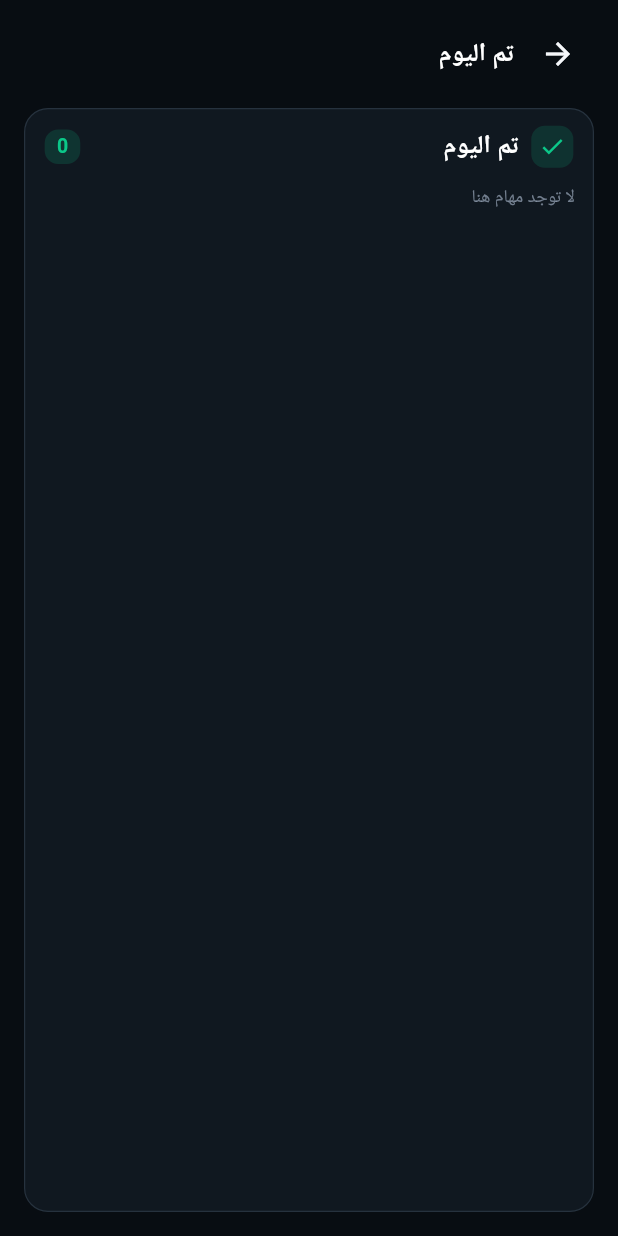
After one commit to ashrfras/najeez, a Flutter app: the screen it shows after launch, after a tap on "تم اليوم", on a phone screen of 412 x 824 dp. The commit adds this screen. Run offline on Flutter 3.47's test engine with Material 3 defaults, Android fonts, the phone set to English and light mode, and no system bars; our stand-ins replace sqflite, sqflite_common_ffi_web; accounts and stored records are empty; Roboto replaces fonts that are missing (Plex Arabic).

Commit message:
imit task previews on the dashboard and add full list screens

```diff
--- /dev/null
+++ b/lib/features/tasks/presentation/task_list_screen.dart
@@ -0,0 +1,184 @@
+import 'package:flutter/material.dart';
+import '../../../core/design.dart';
+import '../domain/task.dart';
+import '../domain/task_controller.dart';
+import '../domain/task_dates.dart';
+import 'task_widgets.dart';
+
+enum TaskListKind { today, tomorrow, later, completedToday }
+
+extension TaskListKindDetails on TaskListKind {
+  String get title => switch (this) {
+    TaskListKind.today => 'اليوم',
+    TaskListKind.tomorrow => 'غداً',
+    TaskListKind.later => 'لاحقاً',
+    TaskListKind.completedToday => 'تم اليوم',
+  };
+
+  Color get accent => switch (this) {
+    TaskListKind.today || TaskListKind.tomorrow => AppColors.blue,
+    TaskListKind.later => AppColors.orange,
+    TaskListKind.completedToday => AppColors.green,
+  };
+
+  IconData get icon => switch (this) {
+    TaskListKind.today => Icons.adjust,
+    TaskListKind.tomorrow => Icons.calendar_month_outlined,
+    TaskListKind.later => Icons.all_inclusive,
+    TaskListKind.completedToday => Icons.check,
+  };
+
+  List<Task> select(TaskController controller) {
+    final now = controller.now;
+    if (this == TaskListKind.completedToday) {
+      return controller.tasks
+          .where(
+            (task) =>
+                task.completedAt != null && sameDay(task.completedAt!, now),
+          )
+          .toList()
+        ..sort((a, b) => b.completedAt!.compareTo(a.completedAt!));
+    }
+    final bucket = switch (this) {
+      TaskListKind.today => TaskBucket.today,
+      TaskListKind.tomorrow => TaskBucket.tomorrow,
+      TaskListKind.later => TaskBucket.later,
+      TaskListKind.completedToday => throw StateError('Handled above'),
+    };
+    return controller.tasks
+        .where(
+          (task) => !task.isCompleted && visibleBucket(task, now) == bucket,
+        )
+        .toList();
+  }
+}
+
+class TaskListScreen extends StatelessWidget {
+  const TaskListScreen({
+    super.key,
+    required this.controller,
+    required this.kind,
+    required this.onToggle,
+    required this.onActions,
+  });
+
+  final TaskController controller;
+  final TaskListKind kind;
+  final void Function(Task) onToggle;
+  final void Function(Task) onActions;
+
+  @override
+  Widget build(BuildContext context) => Scaffold(
+    body: SafeArea(
+      child: Center(
+        child: ConstrainedBox(
+          constraints: const BoxConstraints(maxWidth: 540),
+          child: Padding(
+            padding: const EdgeInsets.fromLTRB(16, 12, 16, 16),
+            child: Column(
+              children: [
+                Row(
+                  children: [
+                    IconButton(
+                      onPressed: () => Navigator.of(context).pop(),
+                      icon: const Icon(Icons.arrow_back),
+                      color: AppColors.text,
+                    ),
+                    const SizedBox(width: 5),
+                    Text(kind.title, style: AppType.section),
+                  ],
+                ),
+                const SizedBox(height: 12),
+                Expanded(
+                  child: AnimatedBuilder(
+                    animation: controller,
+                    builder: (context, _) {
+                      final tasks = kind.select(controller);
+                      return Container(
+                        decoration: panel(),
+                        clipBehavior: Clip.antiAlias,
+                        child: Column(
+                          children: [
+                            Padding(
+                              padding: const EdgeInsets.fromLTRB(13, 11, 13, 9),
+                              child: Row(
+                                children: [
+                                  Container(
+                                    width: 28,
+                                    height: 28,
+                                    decoration: BoxDecoration(
+                                      color: kind.accent.withValues(alpha: .15),
+                                      borderRadius: BorderRadius.circular(9),
+                                    ),
+                                    child: Icon(
+                                      kind.icon,
+                                      size: 18,
+                                      color: kind.accent,
+                                    ),
+                                  ),
+                                  const SizedBox(width: 8),
+                                  Expanded(
+                                    child: Text(
+                                      kind.title,
+                                      style: AppType.section,
+                                    ),
+                                  ),
+                                  CountBadge(
+                                    count: tasks.length,
+                                    color: kind.accent,
+                                  ),
+                                ],
+                              ),
+                            ),
+                            if (tasks.isEmpty)
+                              Padding(
+                                padding: const EdgeInsets.fromLTRB(
+                                  12,
+                                  2,
+                                  12,
+                                  17,
+                                ),
+                                child: Align(
+                                  alignment: Alignment.centerRight,
+                                  child: Text(
+                                    'لا توجد مهام هنا',
+                                    style: AppType.caption.copyWith(
+                                      color: AppColors.muted.withValues(
+                                        alpha: .7,
+                                      ),
+                                    ),
+                                  ),
+                                ),
+                              )
+                            else
+                              Expanded(
+                                child: ListView.separated(
+                                  itemCount: tasks.length,
+                                  itemBuilder: (context, index) => TaskRow(
+                                    task: tasks[index],
+                                    onToggle: () => onToggle(tasks[index]),
+                                    onActions: () => onActions(tasks[index]),
+                                  ),
+                                  separatorBuilder: (context, index) =>
+                                      const Divider(
+                                        height: 1,
+                                        indent: 13,
+                                        endIndent: 13,
+                                        color: AppColors.border,
+                                      ),
+                                ),
+                              ),
+                          ],
+                        ),
+                      );
+                    },
+                  ),
+                ),
+              ],
+            ),
+          ),
+        ),
+      ),
+    ),
+  );
+}
--- a/lib/features/tasks/presentation/task_widgets.dart
+++ b/lib/features/tasks/presentation/task_widgets.dart
@@ -121,6 +121,8 @@ class TaskSection extends StatelessWidget {
     required this.onToggle,
     required this.onActions,
     this.onAdd,
+    this.previewLimit,
+    this.onOpenAll,
   });
   final String title;
   final List<Task> tasks;
@@ -129,14 +131,23 @@ class TaskSection extends StatelessWidget {
   final void Function(Task) onToggle;
   final void Function(Task) onActions;
   final VoidCallback? onAdd;
+  final int? previewLimit;
+  final VoidCallback? onOpenAll;
 
   @override
-  Widget build(BuildContext context) => Container(
+  Widget build(BuildContext context) {
+    final visibleCount = previewLimit == null
+        ? tasks.length
+        : tasks.length.clamp(0, previewLimit!);
+    final remainingCount = tasks.length - visibleCount;
+    return Container(
       decoration: panel(),
       clipBehavior: Clip.antiAlias,
       child: Column(
         children: [
-        Padding(
+          InkWell(
+            onTap: onOpenAll,
+            child: Padding(
               padding: const EdgeInsets.fromLTRB(13, 11, 13, 9),
               child: Row(
                 children: [
@@ -168,6 +179,7 @@ class TaskSection extends StatelessWidget {
                 ],
               ),
             ),
+          ),
           if (tasks.isEmpty)
             Padding(
               padding: const EdgeInsets.fromLTRB(12, 2, 12, 17),
@@ -181,7 +193,7 @@ class TaskSection extends StatelessWidget {
                 ),
               ),
             ),
-        for (var i = 0; i < tasks.length; i++) ...[
+          for (var i = 0; i < visibleCount; i++) ...[
             if (i > 0 || tasks.isNotEmpty)
               const Divider(
                 height: 1,
@@ -195,9 +207,33 @@ class TaskSection extends StatelessWidget {
               onActions: () => onActions(tasks[i]),
             ),
           ],
+          if (remainingCount > 0 && onOpenAll != null) ...[
+            const Divider(
+              height: 1,
+              indent: 13,
+              endIndent: 13,
+              color: AppColors.border,
+            ),
+            InkWell(
+              onTap: onOpenAll,
+              child: Padding(
+                padding: const EdgeInsets.symmetric(
+                  horizontal: 13,
+                  vertical: 12,
+                ),
+                child: Center(
+                  child: Text(
+                    'عرض $remainingCount مهام أخرى',
+                    style: AppType.body.copyWith(color: accent),
+                  ),
+                ),
+              ),
+            ),
+          ],
         ],
       ),
     );
+  }
 }
 
 class CountBadge extends StatelessWidget {
--- a/pubspec.yaml
+++ b/pubspec.yaml
@@ -1,7 +1,7 @@
 name: baqi
 description: A quiet, local-first Arabic task app.
 publish_to: 'none'
-version: 1.0.0+3
+version: 1.0.0+4
 
 environment:
   sdk: ^3.12.2
```
Also changed, not shown: lib/features/tasks/presentation/home_screen.dart (+42 -36 lines), 1 other file. Lines whose indentation alone changed are shown as unchanged.
